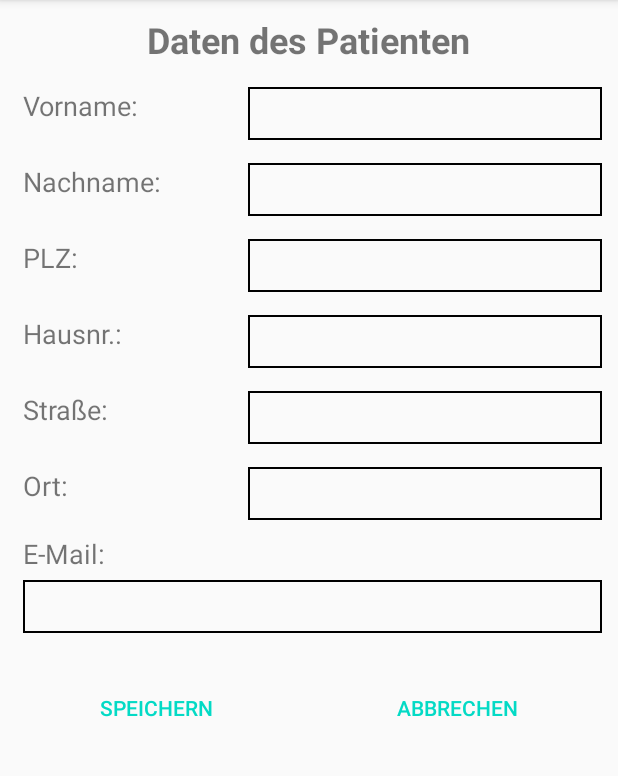
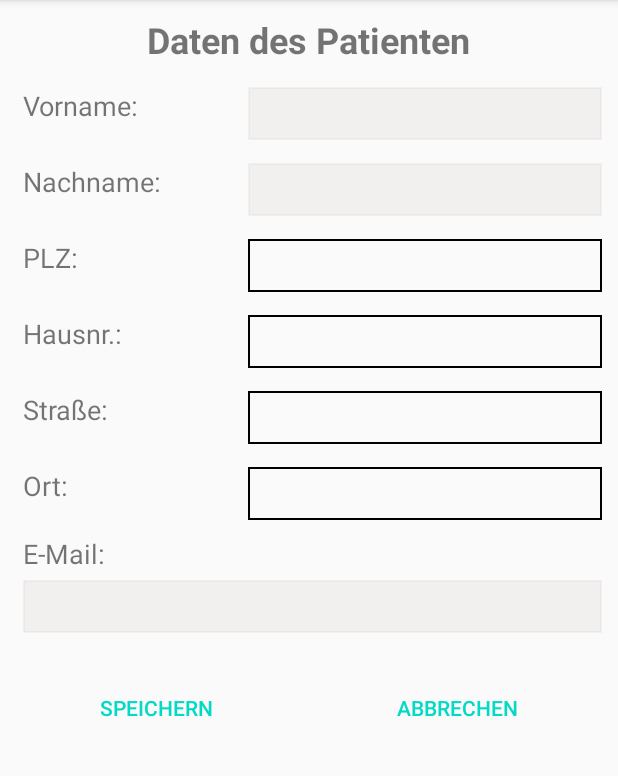
Before and after one commit to KathaPeter/MyApplication, an Android app: the fragment PatientPersonFragment shown on its own in the app's theme, on a phone screen of 412 x 824 dp, the part 84-860 px from its top. Run offline under Robolectric (Android 15) with nearby library versions, the phone set to English and light mode, and no system bars; our stand-ins replace Firebase (no records; nobody signed in at launch, a user with empty details on screens opened directly); network calls fail.

Commit message:
feat: recolor default inputs

```diff
--- a/app/src/main/java/com/example/myapplication/MainActivity.java
+++ b/app/src/main/java/com/example/myapplication/MainActivity.java
@@ -39,7 +39,6 @@ public class MainActivity extends AppCompatActivity {
             Toast.makeText(getApplicationContext(), "EMail and Password required!",
                     Toast.LENGTH_LONG).show();
         } else {
-
             Task<AuthResult> loginTask = mAuth.signInWithEmailAndPassword(userEMail, userPWD)   //
                     .addOnCompleteListener(this, (@NonNull Task<AuthResult> task) -> {
 
@@ -50,7 +49,6 @@ public class MainActivity extends AppCompatActivity {
                         } else {
                             authenticationFailed(task.getException());
                         }
-
                     }) //
                     .addOnFailureListener((fExc) -> {
                         authenticationFailed(fExc);
@@ -95,10 +93,6 @@ public class MainActivity extends AppCompatActivity {
                     Toast.LENGTH_LONG).show();
 
             login_success(currentUser.getUid(), currentUser.getEmail(),  2);
-
-
-
-
         } else {
             Log.d(MainActivity.class.toString(), "onStart signInWithEmailAndPassword:failure");
         }
--- a/app/src/main/java/com/example/myapplication/service/FirestoreKontaktService.java
+++ b/app/src/main/java/com/example/myapplication/service/FirestoreKontaktService.java
@@ -1,11 +1,8 @@
 package com.example.myapplication.service;
-
-import android.widget.Toast;
 
 import com.example.myapplication.data.KontaktDto;
 import com.google.android.gms.tasks.Task;
 import com.google.firebase.firestore.CollectionReference;
-import com.google.firebase.firestore.DocumentReference;
 import com.google.firebase.firestore.DocumentSnapshot;
 import com.google.firebase.firestore.FirebaseFirestore;
 
--- a/app/src/main/res/layout/tab_4.xml
+++ b/app/src/main/res/layout/tab_4.xml
@@ -57,6 +57,7 @@
                     android:layout_marginTop="5dp"
                     android:layout_weight="1"
                     android:background="@drawable/background_input"
+                    android:backgroundTint="#3ED8CDCD"
                     android:editable="false"
                     android:ems="10"
                     android:paddingLeft="10dp"
@@ -86,6 +87,7 @@
                     android:layout_marginTop="5dp"
                     android:layout_weight="1"
                     android:background="@drawable/background_input"
+                    android:backgroundTint="#3ED8CDCD"
                     android:editable="false"
                     android:ems="10"
                     android:paddingLeft="10dp"
@@ -147,7 +149,7 @@
                     android:paddingLeft="10dp"
                     android:paddingTop="5dp"
                     android:paddingRight="5dp"
-                    android:paddingBottom="5dp"/>
+                    android:paddingBottom="5dp" />
             </LinearLayout>
 
             <LinearLayout
@@ -174,7 +176,7 @@
                     android:paddingLeft="10dp"
                     android:paddingTop="5dp"
                     android:paddingRight="5dp"
-                    android:paddingBottom="5dp"/>
+                    android:paddingBottom="5dp" />
             </LinearLayout>
 
             <LinearLayout
@@ -201,7 +203,7 @@
                     android:paddingLeft="10dp"
                     android:paddingTop="5dp"
                     android:paddingRight="5dp"
-                    android:paddingBottom="5dp"/>
+                    android:paddingBottom="5dp" />
             </LinearLayout>
 
             <LinearLayout
@@ -251,6 +253,7 @@
                     android:layout_marginTop="5dp"
                     android:layout_weight="1"
                     android:background="@drawable/background_input"
+                    android:backgroundTint="#3ED8CDCD"
                     android:editable="false"
                     android:ems="10"
                     android:paddingLeft="10dp"
@@ -267,8 +270,8 @@
                 android:orientation="horizontal">
 
                 <Button
+                    android:id="@+id/bt_save"
                     style="?android:attr/buttonBarButtonStyle"
-                    android:id="@+id/bt_save"
                     android:layout_width="wrap_content"
                     android:layout_height="wrap_content"
                     android:layout_weight="1"
@@ -276,8 +279,8 @@
                     android:text="Speichern" />
 
                 <Button
+                    android:id="@+id/bt_cancel"
                     style="?android:attr/buttonBarButtonStyle"
-                    android:id="@+id/bt_cancel"
                     android:layout_width="wrap_content"
                     android:layout_height="wrap_content"
                     android:layout_weight="1"
```
